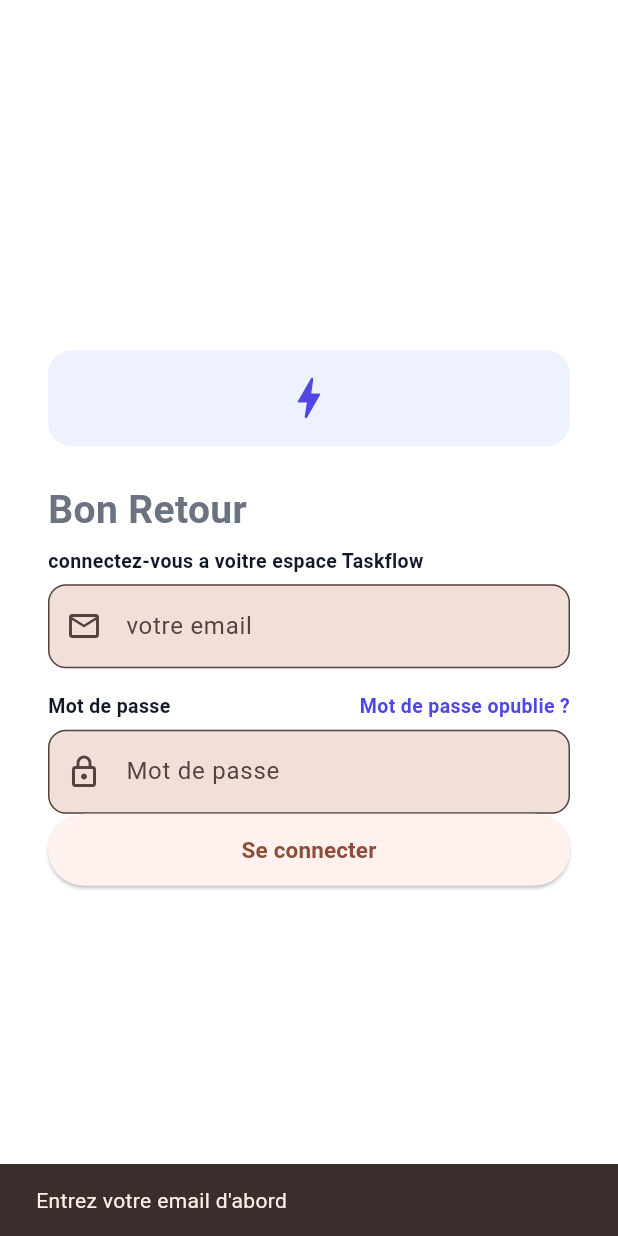
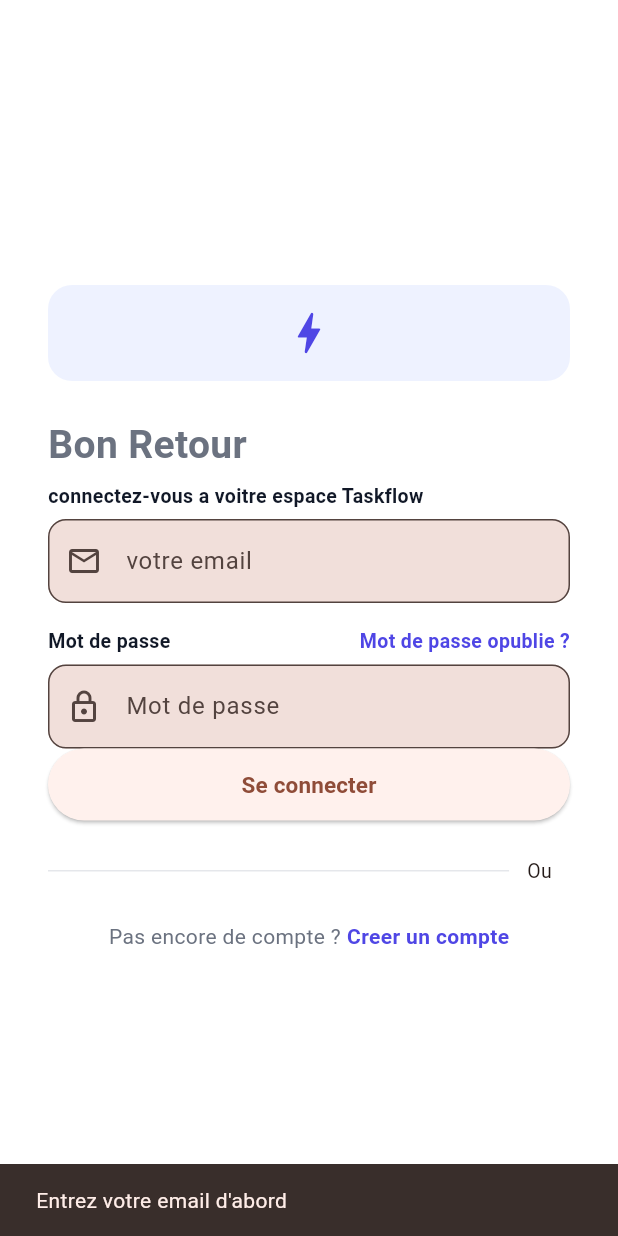
Before and after one commit to Matoor95/taskflow_di2, a Flutter app: the screen it shows after launch, after a tap on "Mot de passe opublie ?", on a phone screen of 412 x 824 dp. Run offline on Flutter 3.47's test engine with Material 3 defaults, Android fonts, the phone set to English and light mode, and no system bars; our stand-ins replace firebase_auth, firebase_core; accounts and stored records are empty; generated files the repository leaves out were written again.

Commit message:
page login done

```diff
--- a/lib/screens/auth/login_page.dart
+++ b/lib/screens/auth/login_page.dart
@@ -1,4 +1,5 @@
 import 'package:flutter/material.dart';
+import 'package:taskflow_di2/screens/auth/register_page.dart';
 import 'package:taskflow_di2/screens/auth/widgets/auth_text_field.dart';
 import 'package:taskflow_di2/services/auth/auth_service.dart';
 
@@ -159,16 +160,64 @@ class _LoginPageState extends State<LoginPage> {
                     height: 48,
                     child: ElevatedButton(
                         onPressed: _loading ? null : _login,
-                       child: _loading ? const SizedBox(
+                        child: _loading
+                            ? const SizedBox(
                                 height: 20,
                                 width: 20,
                                 child: CircularProgressIndicator(
                                   strokeWidth: 2,
                                   color: Colors.white,
                                 ),
-                       ):
-                       const Text('Se connecter', style: TextStyle(fontSize: 15, fontWeight: FontWeight.w600),)
+                              )
+                            : const Text(
+                                'Se connecter',
+                                style: TextStyle(
+                                    fontSize: 15, fontWeight: FontWeight.w600),
+                              )),
                   ),
+                  const SizedBox(
+                    height: 24,
+                  ),
+                  // separateur
+                  Row(
+                    children: [
+                      const Expanded(
+                          child: Divider(
+                        color: borderColor,
+                      )),
+                      Padding(
+                        padding: const EdgeInsets.symmetric(horizontal: 12),
+                        child: Text(
+                          'Ou',
+                          style:
+                              TextStyle(color: Colors.grey[490], fontSize: 13),
+                        ),
+                      ),
+                    ],
+                  ),
+                  const SizedBox(
+                    height: 24,
+                  ),
+                  // lien inscription
+                  Row(
+                    mainAxisAlignment: MainAxisAlignment.center,
+                    children: [
+                      const Text(
+                        'Pas encore de compte ?',
+                        style: TextStyle(color: textSecondary, fontSize: 14),
+                      ),
+                      const SizedBox(
+                        width: 4,
+                      ),
+                      GestureDetector(
+                        onTap: () => Navigator.push(
+                            context,
+                            MaterialPageRoute(
+                                builder: (_) => const RegisterPage()),
+                                ),
+                                child: const Text('Creer un compte', style: TextStyle(color:indigo, fontSize: 14, fontWeight: FontWeight.w600),),
+                      )
+                    ],
                   )
                 ],
               )),
--- /dev/null
+++ b/lib/screens/auth/register_page.dart
@@ -0,0 +1,17 @@
+import 'package:flutter/material.dart';
+
+class RegisterPage extends StatefulWidget {
+  const RegisterPage({ Key? key }) : super(key: key);
+
+  @override
+  _RegisterPageState createState() => _RegisterPageState();
+}
+
+class _RegisterPageState extends State<RegisterPage> {
+  @override
+  Widget build(BuildContext context) {
+    return Container(
+
+    );
+  }
+}
```
Lines whose indentation alone changed are shown as unchanged.
